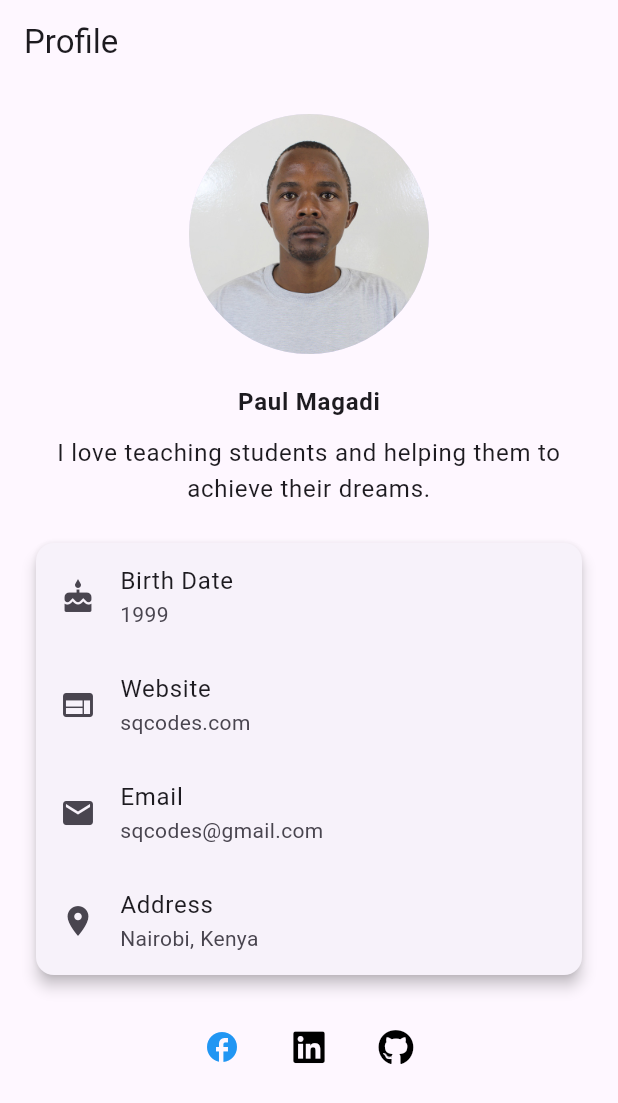
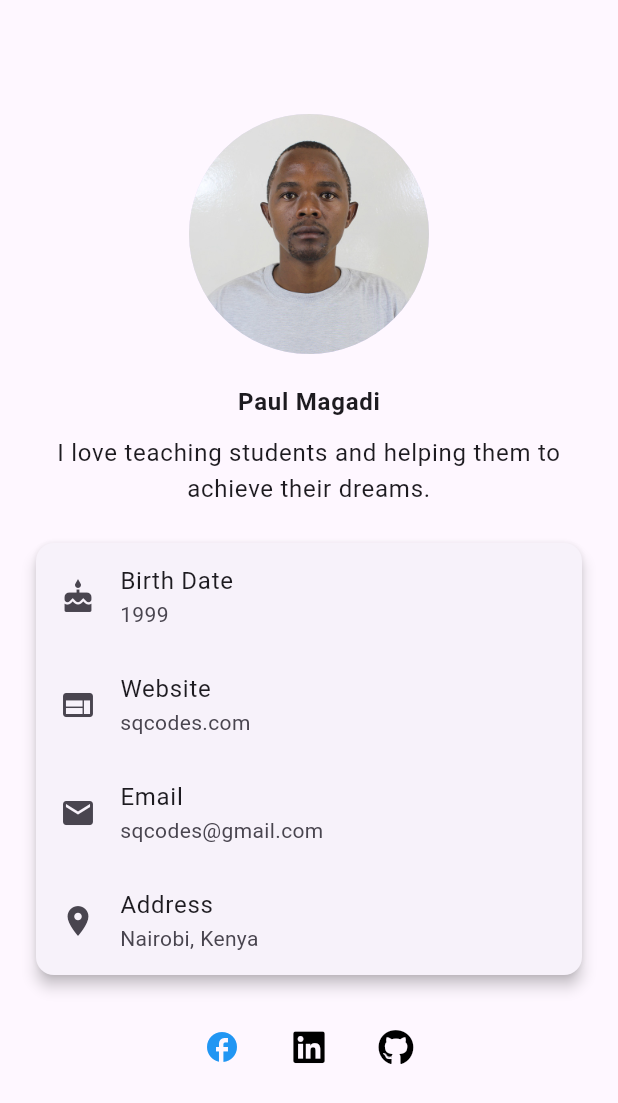
Before and after one commit to paulmagadi/Learn_Flutter, a Flutter app: the screen it shows after launch, on a phone screen of 412 x 824 dp. Shown: the top 1103 px of the screen. Run offline on Flutter 3.47's test engine with Material 3 defaults, Android fonts, the phone set to English and light mode, and no system bars; our stand-ins replace font_awesome_flutter.

Commit message:
modified:   practice_flutter/myprofile_app_01/lib/main.dart

```diff
--- a/practice_flutter/myprofile_app_01/lib/main.dart
+++ b/practice_flutter/myprofile_app_01/lib/main.dart
@@ -19,7 +19,11 @@ class ProfileApp extends StatelessWidget {
       ),
       home: Scaffold(
         appBar: AppBar(
-          title: const Text('Profile'),
+          title: Row(
+            children: [
+
+            ],
+          )
         ),
         body: const ProfilePage(),
       ),
```
